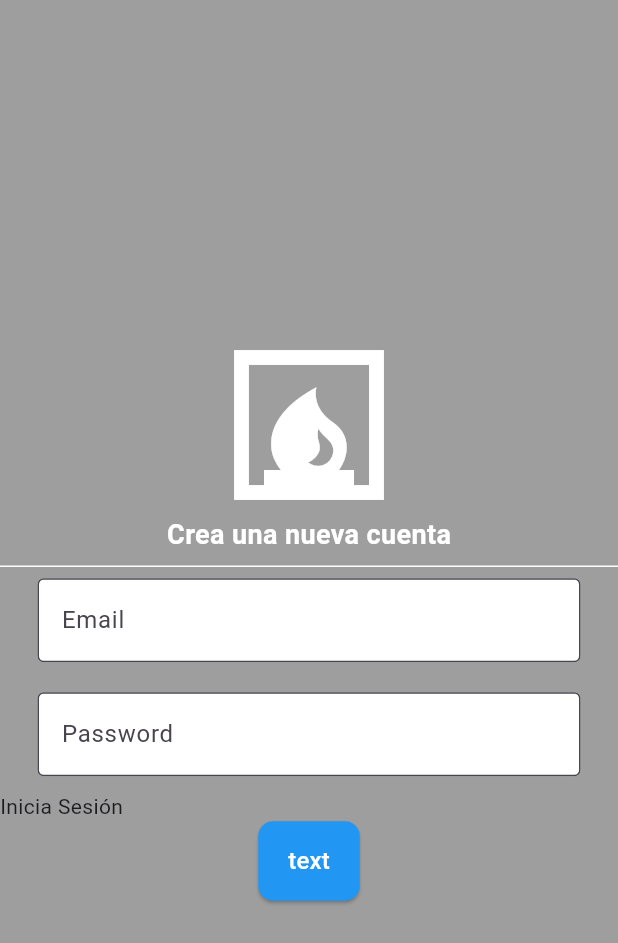
After one commit to EricMorenoCEROCA/flutter_firebase, a Flutter app: the PaginaRegistre screen opened directly, on a phone screen of 412 x 824 dp. The commit adds this screen. Shown: the top 943 px of the screen. Run offline on Flutter 3.47's test engine with Material 3 defaults, Android fonts, the phone set to English and light mode, and no system bars; our stand-ins replace firebase_core; accounts and stored records are empty; statements that could not run were skipped.

Commit message:
UI Registre

```diff
--- a/flutter_firebase/lib/main.dart
+++ b/flutter_firebase/lib/main.dart
@@ -1,10 +1,14 @@
 import 'package:firebase_core/firebase_core.dart';
 import 'package:flutter/material.dart';
+import 'package:flutter_firebase/firebase_options.dart';
 import 'package:flutter_firebase/pages/pagina_login.dart';
 
 void main() async {
   WidgetsFlutterBinding.ensureInitialized();
-  await Firebase.initializeApp();
+  await Firebase.initializeApp(
+    options: DefaultFirebaseOptions().currentPlatform,
+  );
+
   runApp(const MainApp());
 }
 
--- /dev/null
+++ b/flutter_firebase/lib/pages/pagina_registre.dart
@@ -0,0 +1,62 @@
+import 'package:flutter/material.dart';
+import 'package:flutter_firebase/components/boton_auth.dart';
+import 'package:flutter_firebase/components/textfield_auth.dart';
+
+class PaginaRegistre extends StatefulWidget {
+  const PaginaRegistre({Key? key});
+
+  @override
+  State<PaginaRegistre> createState() => _PaginaLoginState();
+}
+
+class _PaginaLoginState extends State<PaginaRegistre> {
+  TextEditingController myController = TextEditingController();
+  final TextEditingController controllerEmail = TextEditingController();
+  final TextEditingController controllerPassword = TextEditingController();
+  final TextEditingController controllerConfirmarPassword = TextEditingController();
+
+  void ferLogin(){
+
+  }
+
+  @override
+  Widget build(BuildContext context) {
+    return Scaffold(
+      backgroundColor: Colors.grey,
+      body: Column(
+        mainAxisAlignment: MainAxisAlignment.center,
+        children: [
+          const Icon(
+            Icons.fireplace,
+            size: 120,
+            color: Colors.white,
+          ),
+          const Center(
+            child: Text(
+              "Crea una nueva cuenta",
+              style: TextStyle(
+                color: Colors.white,
+                fontSize: 18,
+                fontWeight: FontWeight.bold,
+              ),
+            ),
+          ),
+          const Divider(
+            thickness: 1,
+            color: Colors.white,
+          ),
+          TextFieldAuth(controller: controllerEmail, obscureText: false, hintText: "Email"),
+          SizedBox(height: 20,),
+          TextFieldAuth(controller: controllerPassword, obscureText: false, hintText: "Password"),
+           const SizedBox(height: 10,),
+          const Row(
+            children:[
+              Text("Inicia Sesión"),
+            ]
+          ),
+          BotonAuth(text: "text", onTap: ferLogin)
+        ],
+      ),
+    );
+  }
+}
```
